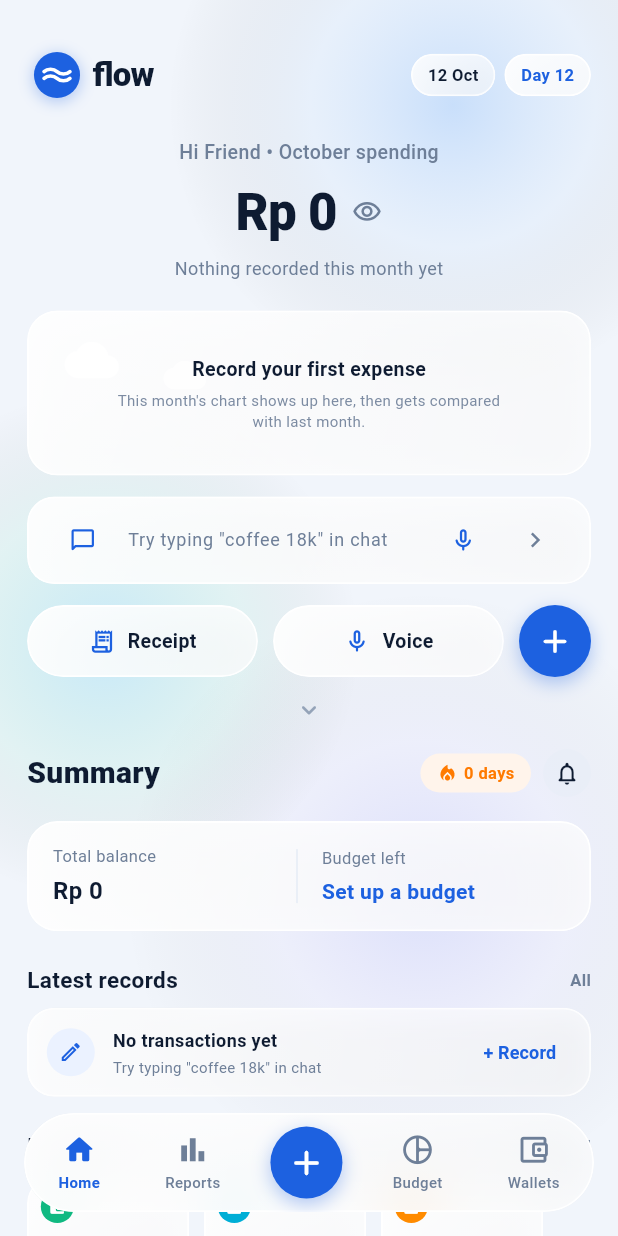
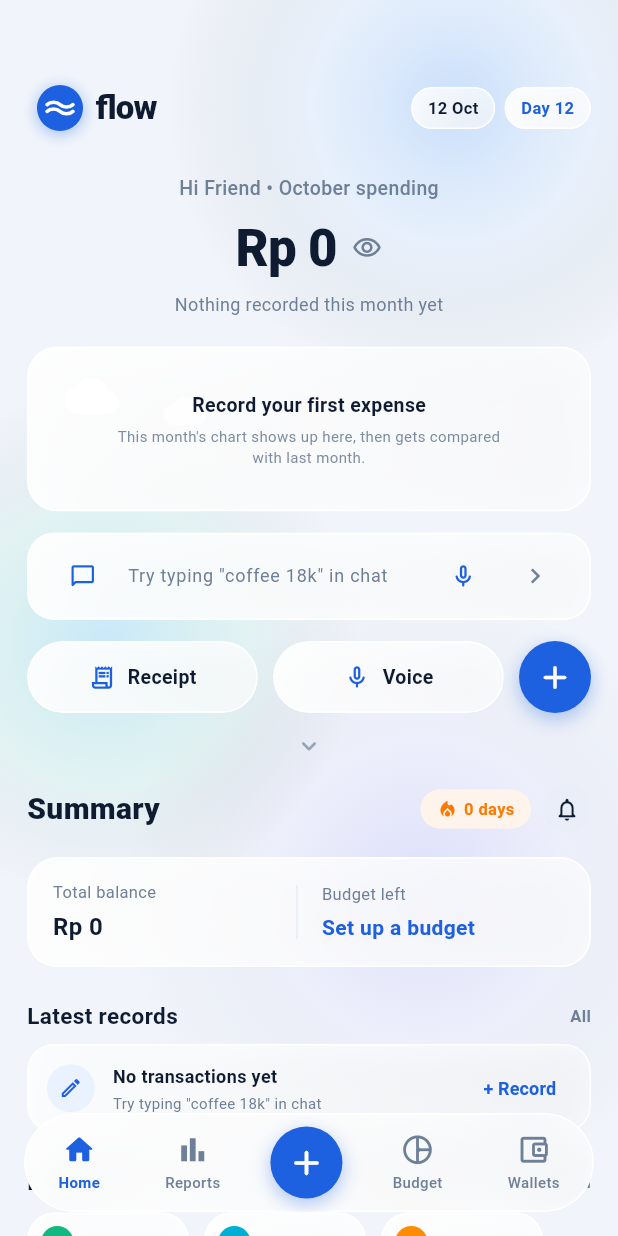
Before and after one commit to mwdharmaaa/flow, a Flutter app: the screen it shows after launch, on a phone screen of 412 x 824 dp. Run offline on Flutter 3.47's test engine with Material 3 defaults, Android fonts, the phone set to English and light mode, and no system bars; our stand-ins replace shared_preferences; missing offline and left inert: dart:html.

Commit message:
fix(dashboard): lower flow logo to 48px top padding and lock official electric blue branding

```diff
--- a/lib/features/dashboard/dashboard_hero.dart
+++ b/lib/features/dashboard/dashboard_hero.dart
@@ -45,7 +45,7 @@ class _DashboardHeroState extends State<DashboardHero> {
       decoration: const BoxDecoration(
         color: Colors.transparent,
       ),
-      padding: const EdgeInsets.fromLTRB(18, 28, 18, 12),
+      padding: const EdgeInsets.fromLTRB(18, 48, 18, 12),
       child: Column(
         crossAxisAlignment: CrossAxisAlignment.stretch,
         children: [
@@ -58,7 +58,7 @@ class _DashboardHeroState extends State<DashboardHero> {
                 onTap: () => widget.state.toggleDarkMode(),
                 behavior: HitTestBehavior.opaque,
                 child: Padding(
-                  padding: const EdgeInsets.symmetric(vertical: 6, horizontal: 4),
+                  padding: const EdgeInsets.symmetric(vertical: 8, horizontal: 6),
                   child: Row(
                     mainAxisSize: MainAxisSize.min,
                     children: [
@@ -69,15 +69,15 @@ class _DashboardHeroState extends State<DashboardHero> {
                           shape: BoxShape.circle,
                           boxShadow: [
                             BoxShadow(
-                              color: (isDark ? AppTheme.darkAccentPrimary : AppTheme.primary).withValues(alpha: 0.3),
+                              color: AppTheme.primary.withValues(alpha: 0.35),
                               blurRadius: 8,
                               offset: const Offset(0, 2),
                             ),
                           ],
                         ),
-                        child: FlowLogo(
+                        child: const FlowLogo(
                           size: 32,
-                          backgroundColor: isDark ? AppTheme.darkAccentPrimary : AppTheme.primary,
+                          backgroundColor: AppTheme.primary,
                           waveColor: Colors.white,
                         ),
                       ),
```
Also changed, not shown: 1 other file.
